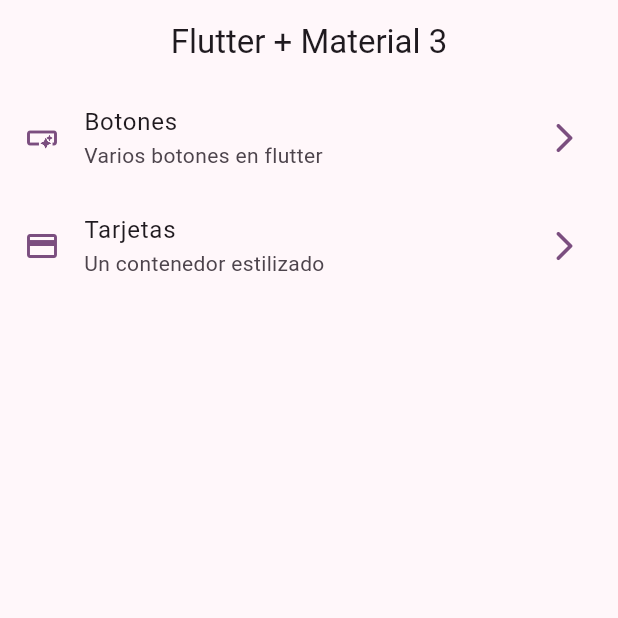
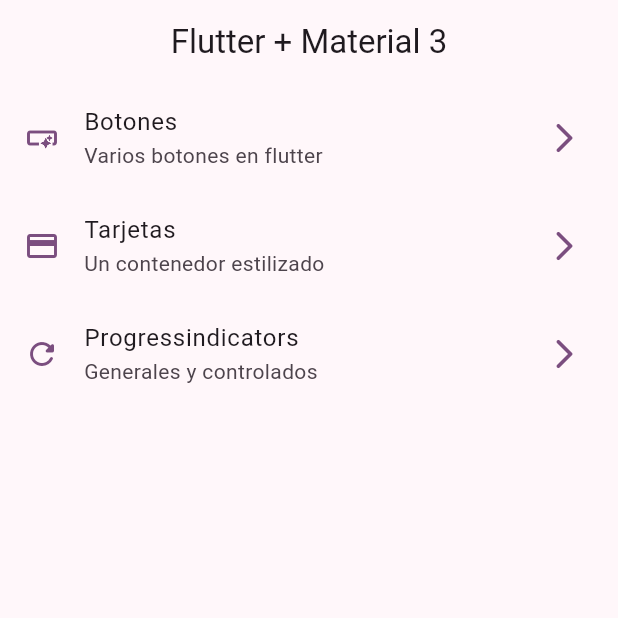
Before and after one commit to Azzzako/flutter_widgets, a Flutter app: the screen it shows after launch, on a phone screen of 412 x 824 dp, the top half of it. Run offline on Flutter 3.47's test engine with Material 3 defaults, Android fonts, the phone set to English and light mode, and no system bars; our stand-ins replace go_router.

Commit message:
progress indicators page

```diff
--- a/lib/config/menu/menu_items.dart
+++ b/lib/config/menu/menu_items.dart
@@ -25,4 +25,10 @@ const appMenuItems = <MenuItem>[
       subtitle: 'Un contenedor estilizado',
       url: '/cards',
       icon: Icons.credit_card),
+
+  MenuItem(
+      title: 'Progressindicators',
+      subtitle: 'Generales y controlados',
+      url: '/progress',
+      icon: Icons.refresh_rounded),
 ];
--- a/lib/config/router/app_router.dart
+++ b/lib/config/router/app_router.dart
@@ -1,6 +1,5 @@
 import 'package:go_router/go_router.dart';
 import 'package:widgets_app/presentation/screens/screens.dart';
-
 
 // GoRouter configuration
 final appRouter = GoRouter(
@@ -9,19 +8,18 @@ final appRouter = GoRouter(
     GoRoute(
         path: '/',
         builder: (context, state) => const HomeScreen(),
-      name: HomeScreen.name
-    ),
-
+        name: HomeScreen.name),
     GoRoute(
         path: '/buttons',
         builder: (context, state) => const ButtonScreen(),
-      name: ButtonScreen.name
-    ),
-
+        name: ButtonScreen.name),
     GoRoute(
         path: '/cards',
         builder: (context, state) => const CardsScreen(),
-      name: CardsScreen.name
-    ),
+        name: CardsScreen.name),
+    GoRoute(
+        path: '/progress',
+        builder: (context, state) => const ProgressScreen(),
+        name: ProgressScreen.name),
   ],
 );
```
Also changed, not shown: lib/presentation/screens/progress/progress_screen.dart (+66 -2 lines). Lines whose indentation alone changed are shown as unchanged.
